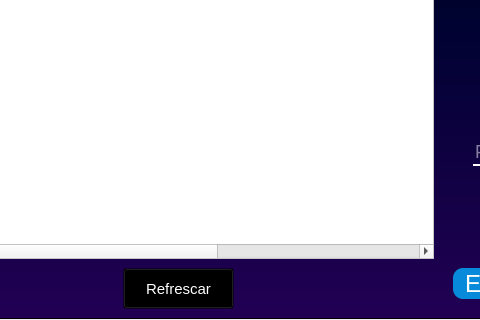
Qt form frames/panel.ui (Alonsou29/bibliotknew) before a commit; both pictures show x 87 to 567 and y 280 to 600 of the 800 by 600 pixel window.
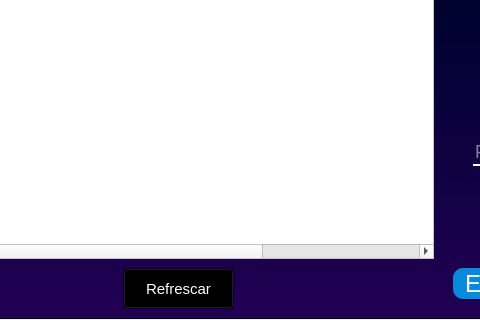
The same form after that commit. The open tabs and pages were chosen to show the change. Icons and pictures are not drawn.

```diff
--- a/frames/panel.ui
+++ b/frames/panel.ui
@@ -2720,11 +2720,6 @@
          <string>Fecha E.Real</string>
         </property>
        </column>
-       <column>
-        <property name="text">
-         <string>Activo</string>
-        </property>
-       </column>
       </widget>
       <widget class="QPushButton" name="Busca_cliente_prestamo">
        <property name="geometry">
```
Left out of the diff: 12 changed lines with no effect on the pictures.
